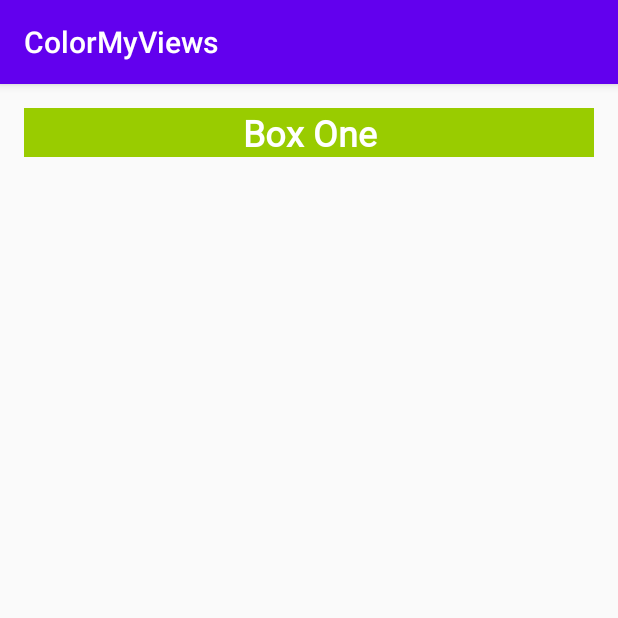
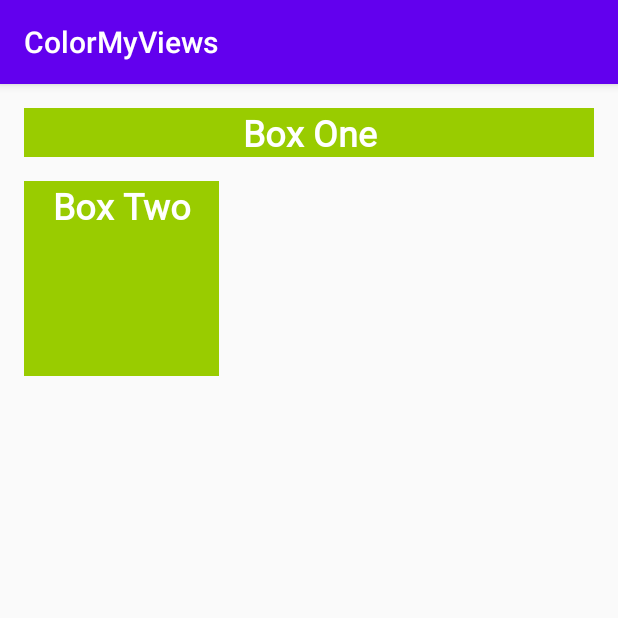
Before and after one commit to CodeLabsKotlin/ColorMyViews, an Android app: the screen it shows after launch (MainActivity), on a phone screen of 412 x 824 dp, the top half of it. Run offline under Robolectric (Android 15) with nearby library versions, the phone set to English and light mode, and no system bars.

Commit message:
added box two

```diff
--- a/app/src/main/res/layout/activity_main.xml
+++ b/app/src/main/res/layout/activity_main.xml
@@ -19,4 +19,15 @@
         app:layout_constraintStart_toStartOf="parent"
         app:layout_constraintTop_toTopOf="parent" />
 
+    <TextView
+        android:id="@+id/textView"
+        style="@style/whiteBox"
+        android:layout_width="130dp"
+        android:layout_height="130dp"
+        android:layout_marginStart="16dp"
+        android:layout_marginTop="16dp"
+        android:text="@string/box_two"
+        app:layout_constraintStart_toStartOf="parent"
+        app:layout_constraintTop_toBottomOf="@+id/box_one_text" />
+
 </android.support.constraint.ConstraintLayout>
--- a/app/src/main/res/values/strings.xml
+++ b/app/src/main/res/values/strings.xml
@@ -1,4 +1,5 @@
 <resources>
     <string name="app_name">ColorMyViews</string>
     <string name="box_one">Box One</string>
+    <string name="box_two">Box Two</string>
 </resources>
```
